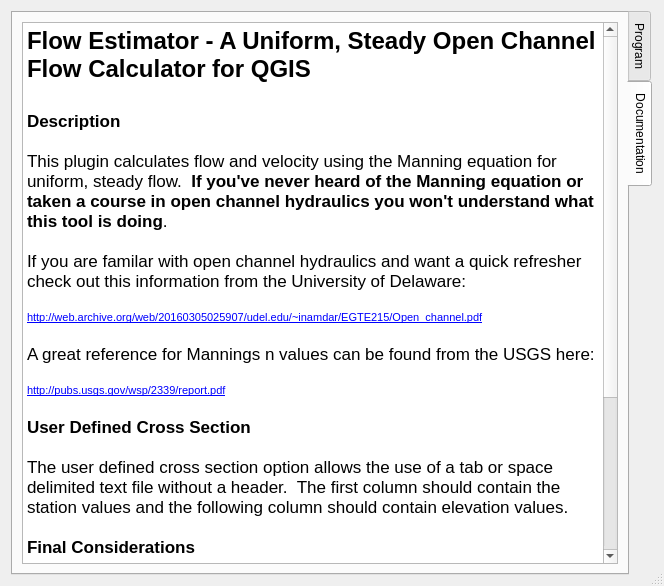
Before: the Qt Designer form flow_estimator_dialog_base.ui in AlisterH/QGISflowEstimator, drawn with Qt 5.
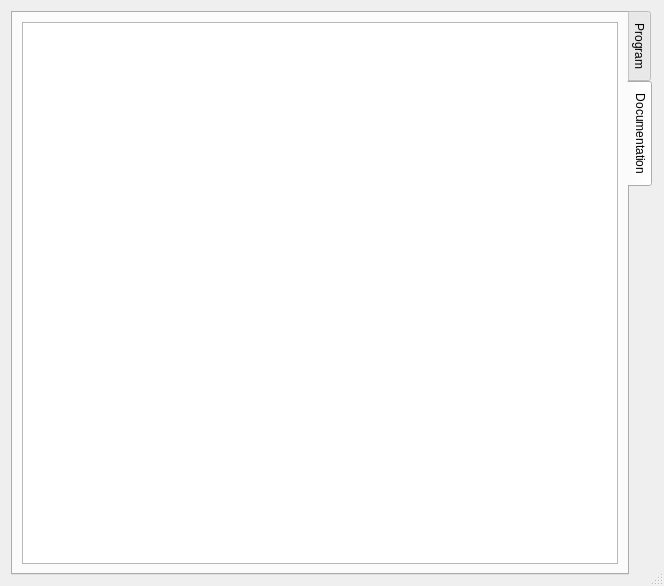
After: the same form once the commit is applied. The open tabs and pages were chosen to show the change.

Commit message:
Use clean html via resources file
Remove dirty html from .ui file (Qt Designer forces it to be dirty)

The edit to the form file:
```diff
--- a/flow_estimator_dialog_base.ui
+++ b/flow_estimator_dialog_base.ui
@@ -562,38 +562,13 @@
          <property name="autoFormatting">
           <set>QTextEdit::AutoNone</set>
          </property>
-         <property name="html">
-          <string>&lt;!DOCTYPE HTML PUBLIC &quot;-//W3C//DTD HTML 4.0//EN&quot; &quot;http://www.w3.org/TR/REC-html40/strict.dtd&quot;&gt;
-&lt;html&gt;&lt;head&gt;&lt;meta name=&quot;qrichtext&quot; content=&quot;1&quot; /&gt;&lt;style type=&quot;text/css&quot;&gt;
-p, li { white-space: pre-wrap; }
-&lt;/style&gt;&lt;/head&gt;&lt;body style=&quot; font-family:'MS Shell Dlg 2'; font-size:8.25pt; font-weight:400; font-style:normal;&quot;&gt;
-&lt;p style=&quot; margin-top:0px; margin-bottom:0px; margin-left:0px; margin-right:0px; -qt-block-indent:0; text-indent:0px;&quot;&gt;&lt;span style=&quot; font-family:'.Helvetica Neue DeskInterface'; font-size:18pt; font-weight:600;&quot;&gt;Flow Estimator - A Uniform, Steady Open Channel Flow Calculator for QGIS&lt;/span&gt;&lt;/p&gt;
-&lt;p style=&quot;-qt-paragraph-type:empty; margin-top:0px; margin-bottom:0px; margin-left:0px; margin-right:0px; -qt-block-indent:0; text-indent:0px; font-family:'.Helvetica Neue DeskInterface'; font-size:18pt; font-weight:600;&quot;&gt;&lt;br /&gt;&lt;/p&gt;
-&lt;p style=&quot; margin-top:0px; margin-bottom:0px; margin-left:0px; margin-right:0px; -qt-block-indent:0; text-indent:0px;&quot;&gt;&lt;span style=&quot; font-family:'.Helvetica Neue DeskInterface'; font-size:13pt; font-weight:600;&quot;&gt;Description&lt;/span&gt;&lt;/p&gt;
-&lt;p style=&quot;-qt-paragraph-type:empty; margin-top:0px; margin-bottom:0px; margin-left:0px; margin-right:0px; -qt-block-indent:0; text-indent:0px; font-family:'.Helvetica Neue DeskInterface'; font-size:13pt; font-weight:600;&quot;&gt;&lt;br /&gt;&lt;/p&gt;
-&lt;p style=&quot; margin-top:0px; margin-bottom:0px; margin-left:0px; margin-right:0px; -qt-block-indent:0; text-indent:0px;&quot;&gt;&lt;span style=&quot; font-family:'.Helvetica Neue DeskInterface'; font-size:13pt;&quot;&gt;This plugin calculates flow and velocity using the Manning equation for uniform, steady flow.  &lt;/span&gt;&lt;span style=&quot; font-family:'.Helvetica Neue DeskInterface'; font-size:13pt; font-weight:600;&quot;&gt;If you've never heard of the Manning equation or taken a course in open channel hydraulics you won't understand what this tool is doing&lt;/span&gt;&lt;span style=&quot; font-family:'.Helvetica Neue DeskInterface'; font-size:13pt;&quot;&gt;.&lt;/span&gt;&lt;/p&gt;
-&lt;p style=&quot;-qt-paragraph-type:empty; margin-top:0px; margin-bottom:0px; margin-left:0px; margin-right:0px; -qt-block-indent:0; text-indent:0px; font-family:'.Helvetica Neue DeskInterface'; font-size:13pt;&quot;&gt;&lt;br /&gt;&lt;/p&gt;
-&lt;p style=&quot; margin-top:0px; margin-bottom:0px; margin-left:0px; margin-right:0px; -qt-block-indent:0; text-indent:0px;&quot;&gt;&lt;span style=&quot; font-family:'.Helvetica Neue DeskInterface'; font-size:13pt;&quot;&gt;If you are familar with open channel hydraulics and want a quick refresher check out this information from the University of Delaware:&lt;/span&gt;&lt;/p&gt;
-&lt;p style=&quot;-qt-paragraph-type:empty; margin-top:0px; margin-bottom:0px; margin-left:0px; margin-right:0px; -qt-block-indent:0; text-indent:0px; font-family:'.Helvetica Neue DeskInterface'; font-size:13pt;&quot;&gt;&lt;br /&gt;&lt;/p&gt;
-&lt;p style=&quot; margin-top:0px; margin-bottom:0px; margin-left:0px; margin-right:0px; -qt-block-indent:0; text-indent:0px;&quot;&gt;&lt;a href=&quot;http://web.archive.org/web/20160305025907/udel.edu/~inamdar/EGTE215/Open_channel.pdf&quot;&gt;&lt;span style=&quot; font-size:8pt; text-decoration: underline; color:#0000ff;&quot;&gt;http://web.archive.org/web/20160305025907/udel.edu/~inamdar/EGTE215/Open_channel.pdf&lt;/span&gt;&lt;/a&gt;&lt;/p&gt;
-&lt;p style=&quot;-qt-paragraph-type:empty; margin-top:0px; margin-bottom:0px; margin-left:0px; margin-right:0px; -qt-block-indent:0; text-indent:0px; font-family:'.Helvetica Neue DeskInterface'; font-size:13pt;&quot;&gt;&lt;br /&gt;&lt;/p&gt;
-&lt;p style=&quot; margin-top:0px; margin-bottom:0px; margin-left:0px; margin-right:0px; -qt-block-indent:0; text-indent:0px;&quot;&gt;&lt;span style=&quot; font-family:'.Helvetica Neue DeskInterface'; font-size:13pt;&quot;&gt;A great reference for Mannings n values can be found from the USGS here:&lt;/span&gt;&lt;/p&gt;
-&lt;p style=&quot;-qt-paragraph-type:empty; margin-top:0px; margin-bottom:0px; margin-left:0px; margin-right:0px; -qt-block-indent:0; text-indent:0px; font-family:'.Helvetica Neue DeskInterface'; font-size:13pt;&quot;&gt;&lt;br /&gt;&lt;/p&gt;
-&lt;p style=&quot; margin-top:0px; margin-bottom:0px; margin-left:0px; margin-right:0px; -qt-block-indent:0; text-indent:0px;&quot;&gt;&lt;a href=&quot;http://pubs.usgs.gov/wsp/2339/report.pdf&quot;&gt;&lt;span style=&quot; font-size:8pt; text-decoration: underline; color:#0000ff;&quot;&gt;http://pubs.usgs.gov/wsp/2339/report.pdf&lt;/span&gt;&lt;/a&gt;&lt;/p&gt;
-&lt;p style=&quot;-qt-paragraph-type:empty; margin-top:0px; margin-bottom:0px; margin-left:0px; margin-right:0px; -qt-block-indent:0; text-indent:0px; font-family:'.Helvetica Neue DeskInterface'; font-size:13pt;&quot;&gt;&lt;br /&gt;&lt;/p&gt;
-&lt;p style=&quot; margin-top:0px; margin-bottom:0px; margin-left:0px; margin-right:0px; -qt-block-indent:0; text-indent:0px;&quot;&gt;&lt;span style=&quot; font-family:'.Helvetica Neue DeskInterface'; font-size:13pt; font-weight:600;&quot;&gt;User Defined Cross Section&lt;/span&gt;&lt;/p&gt;
-&lt;p style=&quot;-qt-paragraph-type:empty; margin-top:0px; margin-bottom:0px; margin-left:0px; margin-right:0px; -qt-block-indent:0; text-indent:0px; font-family:'.Helvetica Neue DeskInterface'; font-size:13pt;&quot;&gt;&lt;br /&gt;&lt;/p&gt;
-&lt;p style=&quot; margin-top:0px; margin-bottom:0px; margin-left:0px; margin-right:0px; -qt-block-indent:0; text-indent:0px;&quot;&gt;&lt;span style=&quot; font-family:'.Helvetica Neue DeskInterface'; font-size:13pt;&quot;&gt;The user defined cross section option allows the use of a tab or space delimited text file without a header.  The first column should contain the station values and the following column should contain elevation values.&lt;/span&gt;&lt;/p&gt;
-&lt;p style=&quot;-qt-paragraph-type:empty; margin-top:0px; margin-bottom:0px; margin-left:0px; margin-right:0px; -qt-block-indent:0; text-indent:0px; font-family:'.Helvetica Neue DeskInterface'; font-size:13pt;&quot;&gt;&lt;br /&gt;&lt;/p&gt;
-&lt;p style=&quot; margin-top:0px; margin-bottom:0px; margin-left:0px; margin-right:0px; -qt-block-indent:0; text-indent:0px;&quot;&gt;&lt;span style=&quot; font-family:'.Helvetica Neue DeskInterface'; font-size:13pt; font-weight:600;&quot;&gt;Final Considerations&lt;/span&gt;&lt;/p&gt;
-&lt;p style=&quot;-qt-paragraph-type:empty; margin-top:0px; margin-bottom:0px; margin-left:0px; margin-right:0px; -qt-block-indent:0; text-indent:0px; font-family:'.Helvetica Neue DeskInterface'; font-size:13pt;&quot;&gt;&lt;br /&gt;&lt;/p&gt;
-&lt;p style=&quot; margin-top:0px; margin-bottom:0px; margin-left:0px; margin-right:0px; -qt-block-indent:0; text-indent:0px;&quot;&gt;&lt;span style=&quot; font-family:'.Helvetica Neue DeskInterface'; font-size:13pt;&quot;&gt;Make sure the steady, uniform flow assumption is valid!&lt;/span&gt;&lt;/p&gt;
-&lt;p style=&quot;-qt-paragraph-type:empty; margin-top:0px; margin-bottom:0px; margin-left:0px; margin-right:0px; -qt-block-indent:0; text-indent:0px; font-family:'.Helvetica Neue DeskInterface'; font-size:13pt;&quot;&gt;&lt;br /&gt;&lt;/p&gt;
-&lt;p style=&quot; margin-top:0px; margin-bottom:0px; margin-left:0px; margin-right:0px; -qt-block-indent:0; text-indent:0px;&quot;&gt;&lt;span style=&quot; font-family:'.Helvetica Neue DeskInterface'; font-size:13pt;&quot;&gt;When sampling a DEM cross-section be sure to make the cross-section perpendicular to flow at a location that is representative of the stream or drainage channel.&lt;/span&gt;&lt;/p&gt;
-&lt;p style=&quot;-qt-paragraph-type:empty; margin-top:0px; margin-bottom:0px; margin-left:0px; margin-right:0px; -qt-block-indent:0; text-indent:0px; font-family:'.Helvetica Neue DeskInterface'; font-size:13pt;&quot;&gt;&lt;br /&gt;&lt;/p&gt;
-&lt;p style=&quot; margin-top:0px; margin-bottom:0px; margin-left:0px; margin-right:0px; -qt-block-indent:0; text-indent:0px;&quot;&gt;&lt;span style=&quot; font-family:'.Helvetica Neue DeskInterface'; font-size:13pt;&quot;&gt;When sampling DEM cross-sections and slopes, make sure the DEM is in the same CRS as the project CRS (but you knew that already right!).&lt;/span&gt;&lt;/p&gt;
-&lt;p style=&quot;-qt-paragraph-type:empty; margin-top:0px; margin-bottom:0px; margin-left:0px; margin-right:0px; -qt-block-indent:0; text-indent:0px; font-family:'.Helvetica Neue DeskInterface'; font-size:13pt;&quot;&gt;&lt;br /&gt;&lt;/p&gt;
-&lt;p style=&quot;-qt-paragraph-type:empty; margin-top:0px; margin-bottom:0px; margin-left:0px; margin-right:0px; -qt-block-indent:0; text-indent:0px; font-family:'.Helvetica Neue DeskInterface'; font-size:18pt; font-weight:600;&quot;&gt;&lt;br /&gt;&lt;/p&gt;&lt;/body&gt;&lt;/html&gt;</string>
+         <property name="acceptRichText">
+          <bool>false</bool>
+         </property>
+         <property name="source">
+          <url>
+           <string>qrc:/plugins/FlowEstimator/documentation.html</string>
+          </url>
          </property>
          <property name="openExternalLinks">
           <bool>true</bool>
```
